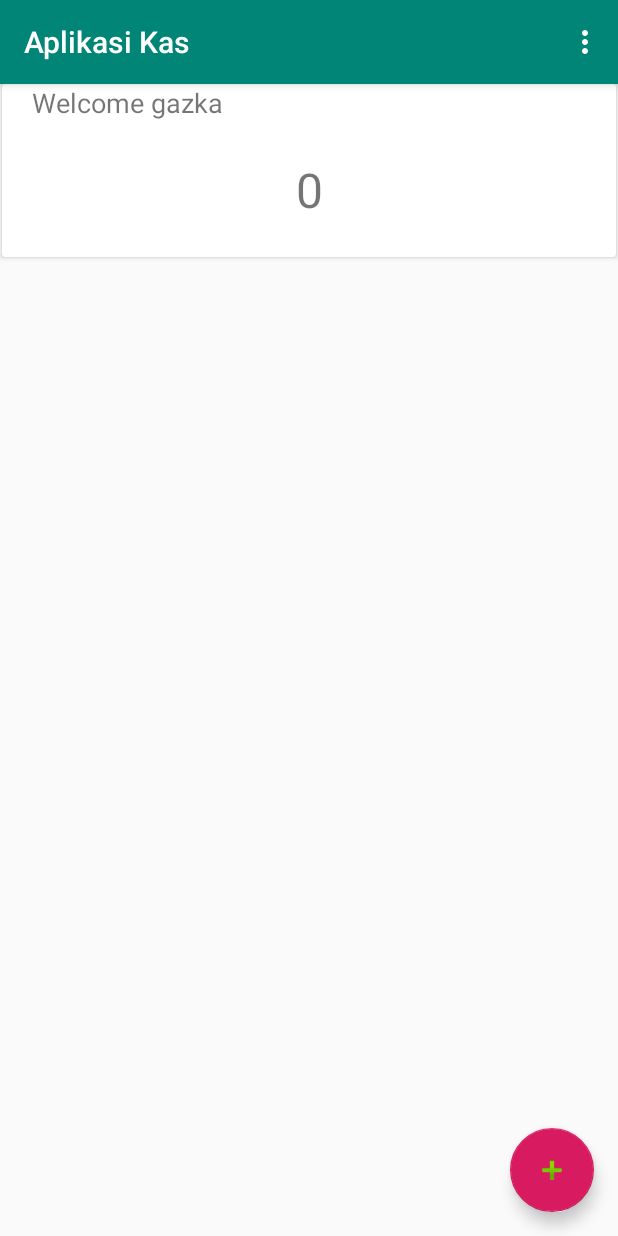
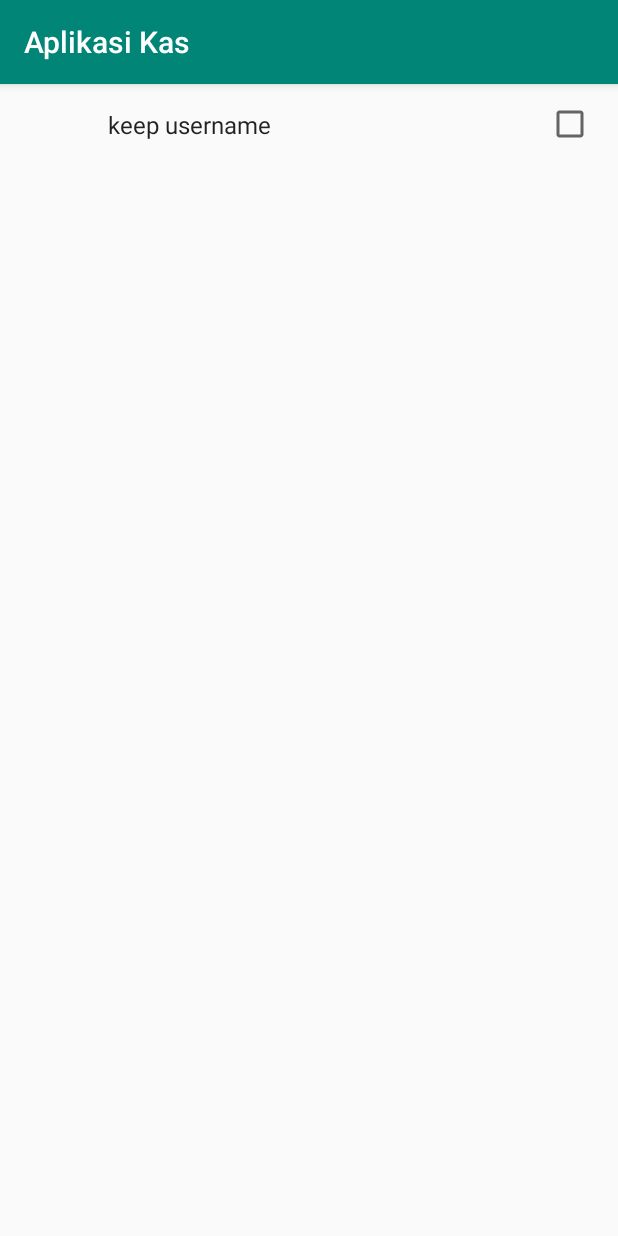
Before and after one commit to gaizkazaqhariou/Advanced-AplikasiKas, an Android app: the MainActivity screen opened directly, with no data from a screen before it, in the options menu, after a tap on "Settings", on a phone screen of 412 x 824 dp. Run offline under Robolectric (Android 15) with nearby library versions, the phone set to English and light mode, and no system bars; our stand-ins replace androidx.preference.

Commit message:
add menu setting and logout

```diff
--- a/app/build.gradle
+++ b/app/build.gradle
@@ -27,6 +27,7 @@ dependencies {
     implementation 'androidx.recyclerview:recyclerview:1.1.0'
     implementation 'androidx.cardview:cardview:1.0.0'
     implementation 'com.google.android.material:material:1.1.0'
+    implementation 'androidx.preference:preference:1.1.0'
     androidTestImplementation 'androidx.test.ext:junit:1.1.0'
     androidTestImplementation 'androidx.test.espresso:espresso-core:3.1.1'
 }
--- a/app/src/main/AndroidManifest.xml
+++ b/app/src/main/AndroidManifest.xml
@@ -10,6 +10,7 @@
         android:roundIcon="@mipmap/ic_launcher_round"
         android:supportsRtl="true"
         android:theme="@style/AppTheme">
+        <activity android:name=".SettingActivity"></activity>
         <activity android:name=".LoginActivity">
             <intent-filter>
                 <action android:name="android.intent.action.MAIN" />
@@ -21,8 +22,7 @@
         <activity
             android:name=".MainActivity"
             android:label="@string/app_name"
-            android:theme="@style/AppTheme.NoActionBar">
-        </activity>
+            android:theme="@style/AppTheme.NoActionBar"></activity>
     </application>
 
 </manifest>
--- a/app/src/main/java/id/ac/polinema/aplikasikas/MainActivity.java
+++ b/app/src/main/java/id/ac/polinema/aplikasikas/MainActivity.java
@@ -18,6 +18,7 @@ import com.google.android.material.floatingactionbutton.FloatingActionButton;
 
 import id.ac.polinema.aplikasikas.adapter.TransactionAdapter;
 import id.ac.polinema.aplikasikas.model.Account;
+import id.ac.polinema.aplikasikas.model.Session;
 import id.ac.polinema.aplikasikas.model.Transaction;
 
 public class MainActivity extends AppCompatActivity implements TransactionAdapter.OnItemTransactionListener {
@@ -31,6 +32,7 @@ public class MainActivity extends AppCompatActivity implements TransactionAdapte
     private RecyclerView transactionView;
     private TransactionAdapter adapter;
     private Account account;
+    private Session session;
 
     @Override
     protected void onCreate(Bundle savedInstanceState) {
@@ -106,15 +108,6 @@ public class MainActivity extends AppCompatActivity implements TransactionAdapte
     }
 
     @Override
-    public boolean onOptionsItemSelected(MenuItem item) {
-        int id = item.getItemId();
-        if (id == R.id.action_settings) {
-            return true;
-        }
-        return super.onOptionsItemSelected(item);
-    }
-
-    @Override
     public void onTransactionClicked(int index, Transaction item) {
         Intent intent = new Intent(this, SaveActivity.class);
         intent.putExtra(TRANSACTION_KEY, item);
@@ -126,4 +119,27 @@ public class MainActivity extends AppCompatActivity implements TransactionAdapte
     public void onPointerCaptureChanged(boolean hasCapture) {
 
     }
+
+    @Override
+    public boolean onOptionsItemSelected(MenuItem item) {
+        int id = item.getItemId();
+        if (id == R.id.action_settings) {
+            Intent intent = new Intent(this, SettingActivity.class);
+            startActivity(intent);
+            return true;
+        } else if (id == R.id.action_logout) {
+            session.logout();
+            Intent intent = new Intent(this, LoginActivity.class);
+            startActivity(intent);
+            finish();
+            return true;
+        }
+        return super.onOptionsItemSelected(item);
+    }
+
+    public void proses_logout(MenuItem item) {
+        session.logout();
+        startActivity(new Intent(this, LoginActivity.class));
+        finish();
+    }
 }
--- /dev/null
+++ b/app/src/main/java/id/ac/polinema/aplikasikas/SettingActivity.java
@@ -0,0 +1,14 @@
+package id.ac.polinema.aplikasikas;
+
+import android.os.Bundle;
+
+import androidx.appcompat.app.AppCompatActivity;
+
+public class SettingActivity extends AppCompatActivity {
+
+    @Override
+    protected void onCreate(Bundle savedInstanceState) {
+        super.onCreate(savedInstanceState);
+        setContentView(R.layout.activity_setting);
+    }
+}
--- /dev/null
+++ b/app/src/main/java/id/ac/polinema/aplikasikas/SettingFragment.java
@@ -0,0 +1,12 @@
+package id.ac.polinema.aplikasikas;
+
+import android.os.Bundle;
+
+import androidx.preference.PreferenceFragmentCompat;
+
+public class SettingFragment extends PreferenceFragmentCompat {
+    @Override
+    public void onCreatePreferences(Bundle savedInstanceState, String rootKey) {
+        setPreferencesFromResource(R.xml.preference, rootKey);
+    }
+}
--- /dev/null
+++ b/app/src/main/res/layout/activity_setting.xml
@@ -0,0 +1,16 @@
+<?xml version="1.0" encoding="utf-8"?>
+<androidx.constraintlayout.widget.ConstraintLayout xmlns:android="http://schemas.android.com/apk/res/android"
+    xmlns:tools="http://schemas.android.com/tools"
+    android:layout_width="match_parent"
+    android:layout_height="match_parent"
+    tools:context=".SettingActivity">
+
+    <fragment
+        android:id="@+id/fragment"
+        android:name="id.ac.polinema.aplikasikas.SettingFragment"
+        android:layout_width="match_parent"
+        android:layout_height="match_parent"
+        tools:layout_editor_absoluteX="200dp"
+        tools:layout_editor_absoluteY="269dp" />
+
+</androidx.constraintlayout.widget.ConstraintLayout>
--- a/app/src/main/res/menu/menu_main.xml
+++ b/app/src/main/res/menu/menu_main.xml
@@ -8,4 +8,10 @@
         android:orderInCategory="100"
         android:title="@string/action_settings"
         app:showAsAction="never" />
+
+    <item
+        android:id="@+id/action_logout"
+        android:orderInCategory="101"
+        android:title="Logout"
+        app:showAsAction="never" />
 </menu>
--- /dev/null
+++ b/app/src/main/res/xml/preference.xml
@@ -0,0 +1,7 @@
+<?xml version="1.0" encoding="utf-8"?>
+<PreferenceScreen xmlns:app="http://schemas.android.com/apk/res-auto">
+    <CheckBoxPreference
+        app:defaultValue="false"
+        app:key="key_keep_username"
+        app:title="keep username" />
+</PreferenceScreen>
```
